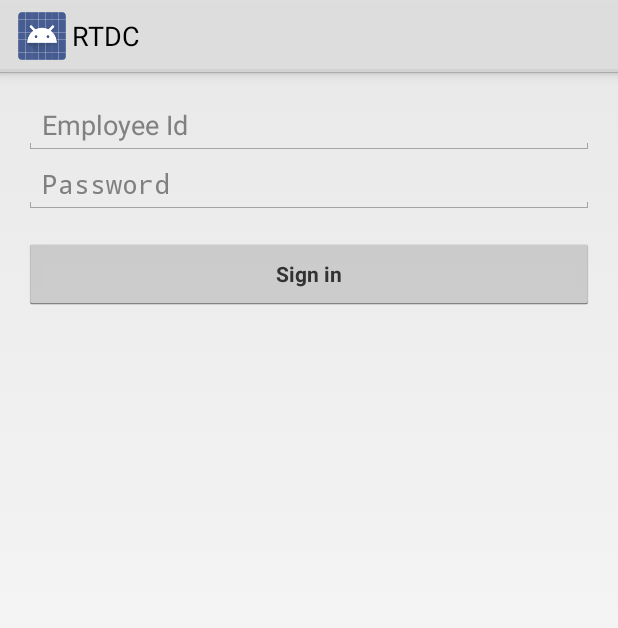
After one commit to Bathlamos/RTDC, an Android app: the layout activity_login.xml on its own in the app's theme, with its tools: preview values and no code run, on a phone screen of 412 x 824 dp. The commit adds this screen. Shown: the top 628 px of the screen. Run offline under Robolectric (Android 15) with nearby library versions, the light colour scheme and no system bars.

Commit message:
Mock Login Activity added

```diff
--- /dev/null
+++ b/android/src/main/res/layout/activity_login.xml
@@ -0,0 +1,72 @@
+<LinearLayout xmlns:android="http://schemas.android.com/apk/res/android"
+              xmlns:tools="http://schemas.android.com/tools"
+              android:layout_width="match_parent"
+              android:layout_height="match_parent"
+              android:gravity="center_horizontal"
+              android:orientation="vertical"
+              android:paddingBottom="@dimen/activity_vertical_margin"
+              android:paddingLeft="@dimen/activity_horizontal_margin"
+              android:paddingRight="@dimen/activity_horizontal_margin"
+              android:paddingTop="@dimen/activity_vertical_margin"
+              tools:context="rtdc.android.presenter.LoginActivity">
+
+    <!-- Login progress -->
+    <ProgressBar
+            android:id="@+id/login_progress"
+            style="?android:attr/progressBarStyleLarge"
+            android:layout_width="wrap_content"
+            android:layout_height="wrap_content"
+            android:layout_marginBottom="8dp"
+            android:visibility="gone"/>
+
+    <ScrollView
+            android:id="@+id/login_form"
+            android:layout_width="match_parent"
+            android:layout_height="match_parent"
+            >
+        <LinearLayout
+                android:layout_width="match_parent"
+                android:layout_height="wrap_content"
+                android:orientation="vertical">
+
+            <LinearLayout
+                    android:id="@+id/email_login_form"
+                    android:layout_width="match_parent"
+                    android:layout_height="wrap_content"
+                    android:orientation="vertical">
+
+                <AutoCompleteTextView
+                        android:id="@+id/email"
+                        android:layout_width="match_parent"
+                        android:layout_height="wrap_content"
+                        android:hint="@string/prompt_employee_id"
+                        android:inputType="textEmailAddress"
+                        android:maxLines="1"
+                        android:singleLine="true"/>
+
+                <EditText
+                        android:id="@+id/password"
+                        android:layout_width="match_parent"
+                        android:layout_height="wrap_content"
+                        android:hint="@string/prompt_password"
+                        android:imeActionId="@+id/login"
+                        android:imeActionLabel="@string/action_sign_in"
+                        android:imeOptions="actionUnspecified"
+                        android:inputType="textPassword"
+                        android:maxLines="1"
+                        android:singleLine="true"/>
+
+                <Button
+                        android:id="@+id/email_sign_in_button"
+                        style="?android:textAppearanceSmall"
+                        android:layout_width="match_parent"
+                        android:layout_height="wrap_content"
+                        android:layout_marginTop="16dp"
+                        android:text="@string/action_sign_in"
+                        android:textStyle="bold"/>
+
+            </LinearLayout>
+        </LinearLayout>
+    </ScrollView>
+
+</LinearLayout>
--- /dev/null
+++ b/android/src/main/res/values/dimens.xml
@@ -0,0 +1,5 @@
+<resources>
+    <!-- Default screen margins, per the Android Design guidelines. -->
+    <dimen name="activity_horizontal_margin">16dp</dimen>
+    <dimen name="activity_vertical_margin">16dp</dimen>
+</resources>
--- /dev/null
+++ b/android/src/main/res/values/strings_activity_login.xml
@@ -0,0 +1,13 @@
+<resources>
+    <string name="title_activity_login">Sign in</string>
+
+    <!-- Strings related to login -->
+    <string name="prompt_employee_id">Employee Id</string>
+    <string name="prompt_password">Password</string>
+    <string name="action_sign_in">Sign in</string>
+    <string name="error_invalid_email">This email address is invalid</string>
+    <string name="error_invalid_password">This password is too short</string>
+    <string name="error_incorrect_password">This password is incorrect</string>
+    <string name="error_field_required">This field is required</string>
+
+</resources>
```
Also changed, not shown: android/src/main/java/rtdc/android/MyActivity.java (+0 -16 lines), android/src/main/java/rtdc/android/presenter/LoginActivity.java (added, +259 -0 lines).
